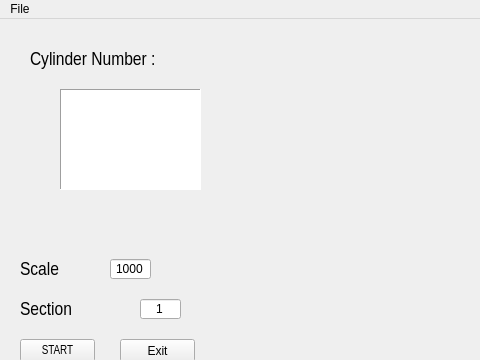
This is BDwindow.ui in JayJoeAy/jjff as Qt 5 draws it before an edit; both pictures show x 0 to 480 and y 0 to 360 of the 869 by 666 pixel window. The edited form follows.
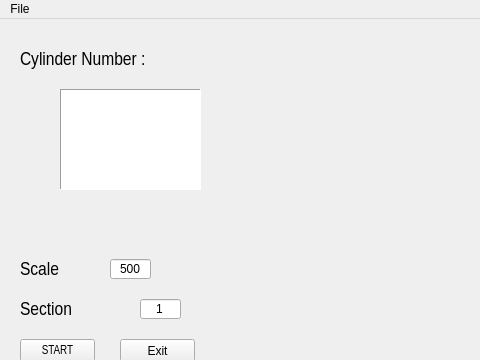
This is the edited form.

Commit message: final files regarding to the bdwindow ui.

Patch:
```diff
--- a/BDwindow.ui
+++ b/BDwindow.ui
@@ -90,7 +90,7 @@
      </rect>
     </property>
     <property name="text">
-     <string>1000</string>
+     <string>500</string>
     </property>
     <property name="alignment">
      <set>Qt::AlignCenter</set>
@@ -131,7 +131,7 @@
    <widget class="QLabel" name="CylNoLbl">
     <property name="geometry">
      <rect>
-      <x>30</x>
+      <x>20</x>
       <y>20</y>
       <width>141</width>
       <height>41</height>
```
The commit also changes 1 other file.
